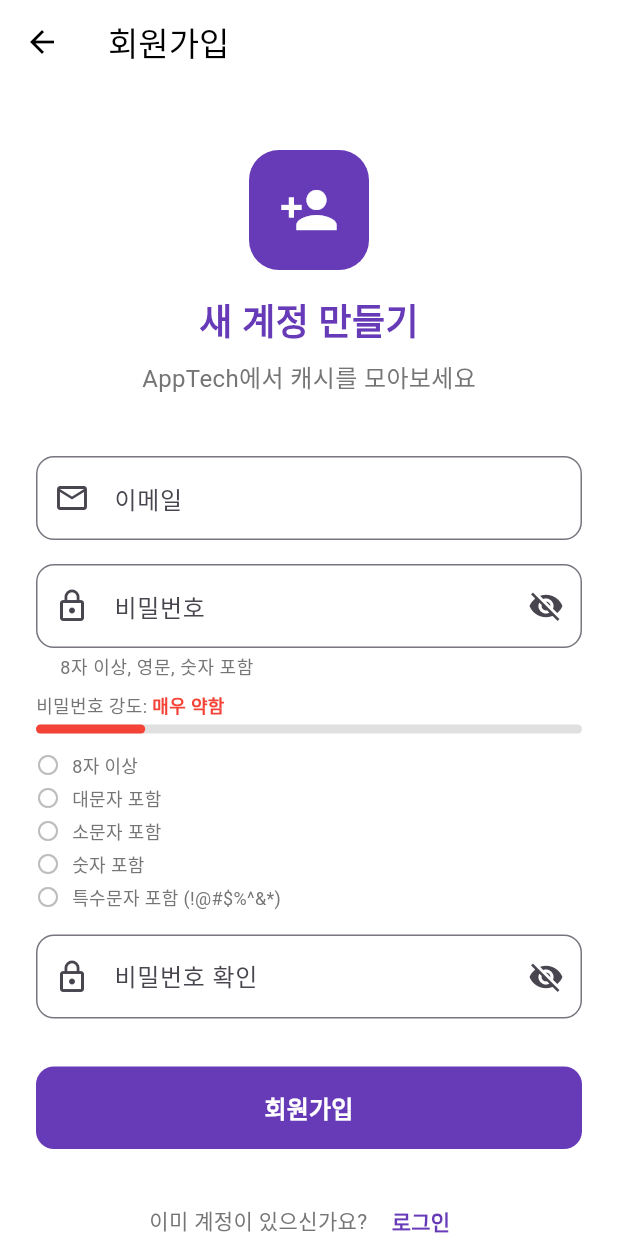
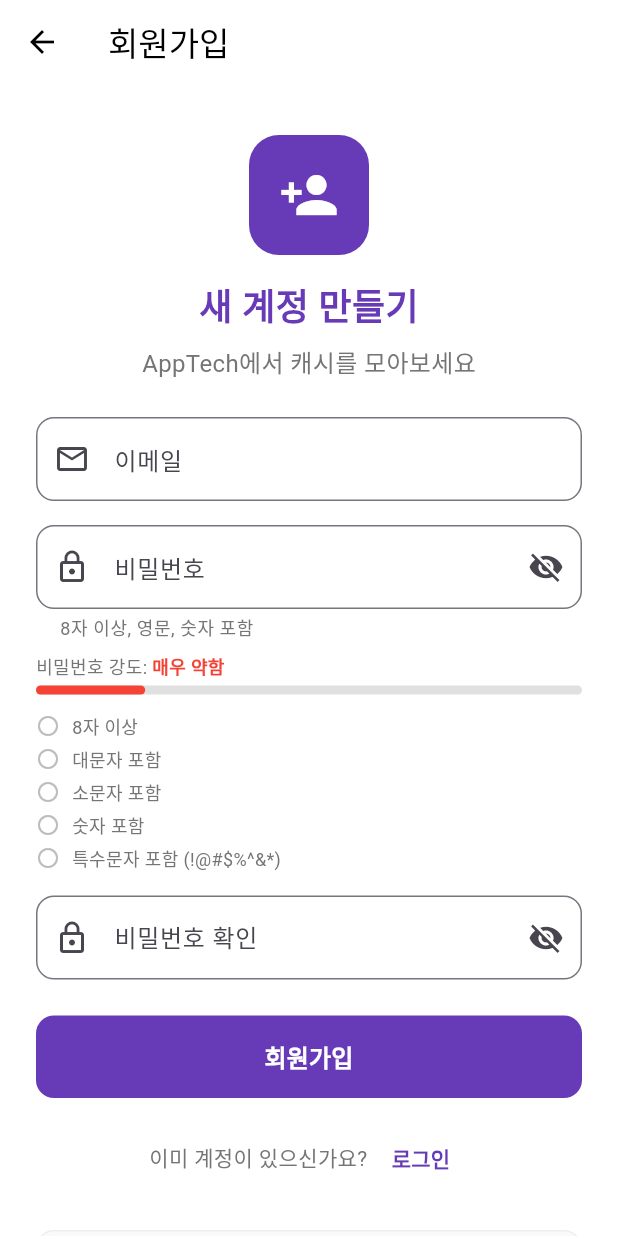
Before and after one commit to zpdl768/apptech-frontend, a Flutter app: the screen it shows after launch, after a tap on "로그인", after a tap on "회원가입", on a phone screen of 412 x 824 dp. Run offline on Flutter 3.47's test engine with Material 3 defaults, Android fonts, the phone set to English and light mode, and no system bars; our stand-ins replace cloud_firestore, cloud_functions, firebase_auth, firebase_core, google_mobile_ads; accounts and stored records are empty.

```diff
--- a/lib/screens/home_screen.dart
+++ b/lib/screens/home_screen.dart
@@ -498,7 +498,7 @@ class _HomeScreenState extends State<HomeScreen> with SingleTickerProviderStateM
                             },
                           ),
                         ),
-                      )
+                      ),
                     ],
                     ),
                   ),
--- a/lib/screens/keyboard_screen.dart
+++ b/lib/screens/keyboard_screen.dart
@@ -205,12 +205,12 @@ class _KeyboardScreenState extends State<KeyboardScreen> {
                             ],
                           ),
                         ),
-                        // 두 번째 열: 오늘 적립 캐시 / 최대 한도
+                        // 두 번째 열: 오늘 적립 캐시
                         Expanded(
                           child: Column(
                             children: [
                               Text('오늘 캐시', style: TextStyle(fontSize: 12, color: Colors.grey)), // 라벨
-                              Text('$todayCash / $maxCash', style: TextStyle(fontSize: 20, fontWeight: FontWeight.bold)), // 현재/최대
+                              Text('$todayCash', style: TextStyle(fontSize: 20, fontWeight: FontWeight.bold)), // 현재 캐시만 표시
                             ],
                           ),
                         ),
--- a/lib/screens/login_screen.dart
+++ b/lib/screens/login_screen.dart
@@ -103,32 +103,34 @@ class _LoginScreenState extends State<LoginScreen> {
   Widget build(BuildContext context) {
     return Scaffold(
       backgroundColor: Colors.white, // 전체 배경색: 흰색
+      resizeToAvoidBottomInset: true, // 키보드가 올라올 때 화면 크기 조정
       body: SafeArea(
         child: SingleChildScrollView( // 키보드 올라와도 스크롤 가능하도록
+          physics: ClampingScrollPhysics(), // 부드러운 스크롤 제공
           padding: EdgeInsets.all(24), // 전체 여백 24px
           child: Column(
             crossAxisAlignment: CrossAxisAlignment.stretch, // 가로 전체 너비 사용
             children: [
-              SizedBox(height: 60), // 상단 여백
+              SizedBox(height: 20), // 상단 여백 축소 (60 → 20)
 
               // ===== 앱 로고 및 타이틀 섹션 =====
               Center(
                 child: Column(
                   children: [
                     Container(
-                      width: 100,
-                      height: 100,
+                      width: 80,
+                      height: 80,
                       decoration: BoxDecoration(
                         color: Colors.deepPurple,
-                        borderRadius: BorderRadius.circular(25),
+                        borderRadius: BorderRadius.circular(20),
                       ),
                       child: Icon(
                         Icons.monetization_on,
                         color: Colors.white,
-                        size: 50,
+                        size: 40,
                       ),
                     ),
-                    SizedBox(height: 24),
+                    SizedBox(height: 16),
                     Text(
                       'AppTech',
                       style: TextStyle(
@@ -149,7 +151,7 @@ class _LoginScreenState extends State<LoginScreen> {
                 ),
               ),
 
-              SizedBox(height: 50),
+              SizedBox(height: 30),
 
               // 로그인 폼
               Form(
@@ -160,6 +162,10 @@ class _LoginScreenState extends State<LoginScreen> {
                     TextFormField(
                       controller: _emailController,
                       keyboardType: TextInputType.emailAddress,
+                      textInputAction: TextInputAction.next, // 다음 필드로 이동
+                      onFieldSubmitted: (_) {
+                        FocusScope.of(context).nextFocus(); // 비밀번호 필드로 포커스 이동
+                      },
                       decoration: InputDecoration(
                         labelText: '이메일',
                         prefixIcon: Icon(Icons.email_outlined),
@@ -182,12 +188,14 @@ class _LoginScreenState extends State<LoginScreen> {
                       },
                     ),
 
-                    SizedBox(height: 16),
+                    SizedBox(height: 12),
 
                     // 비밀번호 입력
                     TextFormField(
                       controller: _passwordController,
                       obscureText: !_isPasswordVisible,
+                      textInputAction: TextInputAction.done, // 완료 액션
+                      onFieldSubmitted: (_) => _handleLogin(), // 엔터 시 로그인 실행
                       decoration: InputDecoration(
                         labelText: '비밀번호',
                         prefixIcon: Icon(Icons.lock_outline),
@@ -224,7 +232,7 @@ class _LoginScreenState extends State<LoginScreen> {
                 ),
               ),
 
-              SizedBox(height: 32),
+              SizedBox(height: 24),
 
               // 로그인 버튼
               Consumer<AuthProvider>(
@@ -260,7 +268,7 @@ class _LoginScreenState extends State<LoginScreen> {
                 },
               ),
 
-              SizedBox(height: 16),
+              SizedBox(height: 12),
 
               // 비밀번호 찾기 링크 (중앙 정렬)
               Center(
@@ -277,7 +285,7 @@ class _LoginScreenState extends State<LoginScreen> {
                 ),
               ),
 
-              SizedBox(height: 16),
+              SizedBox(height: 12),
 
               // 회원가입 링크
               Row(
@@ -300,7 +308,7 @@ class _LoginScreenState extends State<LoginScreen> {
                 ],
               ),
 
-              SizedBox(height: 40),
+              SizedBox(height: 20),
 
               // 임시 데모 계정 안내
               Container(
--- a/lib/screens/register_screen.dart
+++ b/lib/screens/register_screen.dart
@@ -124,6 +124,7 @@ class _RegisterScreenState extends State<RegisterScreen> {
   Widget build(BuildContext context) {
     return Scaffold(
       backgroundColor: Colors.white, // 전체 배경색: 흰색
+      resizeToAvoidBottomInset: true, // 키보드가 올라올 때 화면 크기 조정
 
       // ===== 상단 앱바 (뒤로가기 버튼 + 제목) =====
       appBar: AppBar(
@@ -139,11 +140,12 @@ class _RegisterScreenState extends State<RegisterScreen> {
       // ===== 메인 콘텐츠 영역 =====
       body: SafeArea(
         child: SingleChildScrollView( // 키보드 올라와도 스크롤 가능하도록
+          physics: ClampingScrollPhysics(), // 부드러운 스크롤 제공
           padding: EdgeInsets.all(24), // 전체 여백 24px
           child: Column(
             crossAxisAlignment: CrossAxisAlignment.stretch, // 가로 전체 너비 사용
             children: [
-              SizedBox(height: 20), // 상단 여백
+              SizedBox(height: 10), // 상단 여백 축소 (20 → 10)
 
               // ===== 앱 로고 및 타이틀 섹션 =====
               Center(
@@ -186,7 +188,7 @@ class _RegisterScreenState extends State<RegisterScreen> {
                 ),
               ),
 
-              SizedBox(height: 40),
+              SizedBox(height: 24),
 
               // 회원가입 폼
               Form(
@@ -197,6 +199,10 @@ class _RegisterScreenState extends State<RegisterScreen> {
                     TextFormField(
                       controller: _emailController,
                       keyboardType: TextInputType.emailAddress,
+                      textInputAction: TextInputAction.next, // 다음 필드로 이동
+                      onFieldSubmitted: (_) {
+                        FocusScope.of(context).nextFocus(); // 비밀번호 필드로 포커스 이동
+                      },
                       decoration: InputDecoration(
                         labelText: '이메일',
                         prefixIcon: Icon(Icons.email_outlined),
@@ -225,6 +231,10 @@ class _RegisterScreenState extends State<RegisterScreen> {
                     TextFormField(
                       controller: _passwordController,
                       obscureText: !_isPasswordVisible,
+                      textInputAction: TextInputAction.next, // 다음 필드로 이동
+                      onFieldSubmitted: (_) {
+                        FocusScope.of(context).nextFocus(); // 비밀번호 확인 필드로 포커스 이동
+                      },
                       decoration: InputDecoration(
                         labelText: '비밀번호',
                         prefixIcon: Icon(Icons.lock_outline),
@@ -271,6 +281,8 @@ class _RegisterScreenState extends State<RegisterScreen> {
                     TextFormField(
                       controller: _confirmPasswordController,
                       obscureText: !_isConfirmPasswordVisible,
+                      textInputAction: TextInputAction.done, // 완료 액션
+                      onFieldSubmitted: (_) => _handleRegister(), // 엔터 시 회원가입 실행
                       decoration: InputDecoration(
                         labelText: '비밀번호 확인',
                         prefixIcon: Icon(Icons.lock_outline),
@@ -303,7 +315,7 @@ class _RegisterScreenState extends State<RegisterScreen> {
                 ),
               ),
 
-              SizedBox(height: 32),
+              SizedBox(height: 24),
 
               // 회원가입 버튼
               Consumer<AuthProvider>(
@@ -339,7 +351,7 @@ class _RegisterScreenState extends State<RegisterScreen> {
                 },
               ),
 
-              SizedBox(height: 24),
+              SizedBox(height: 16),
 
               // 로그인으로 이동
               Row(
@@ -362,7 +374,7 @@ class _RegisterScreenState extends State<RegisterScreen> {
                 ],
               ),
 
-              SizedBox(height: 40),
+              SizedBox(height: 24),
 
               // 정보 안내
               Container(
```
